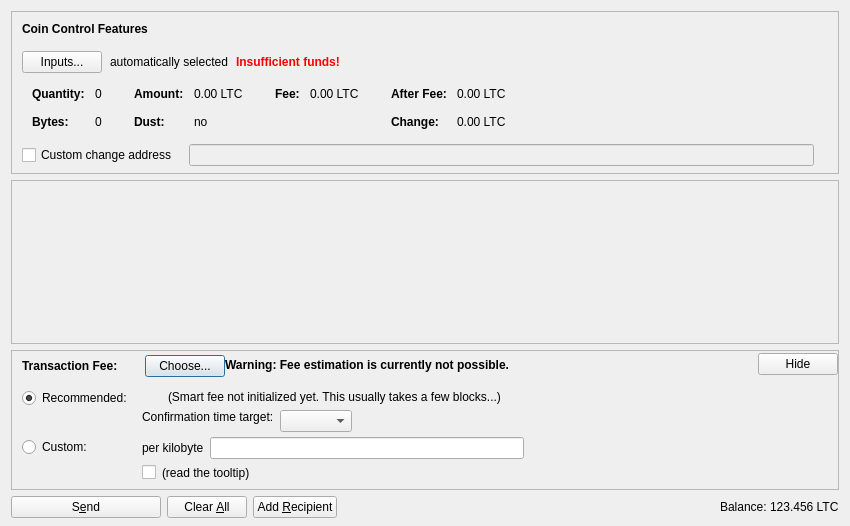
Old version of the form src/qt/forms/sendcoinsdialog.ui in the repository MrE-Fog/MGT0.15.
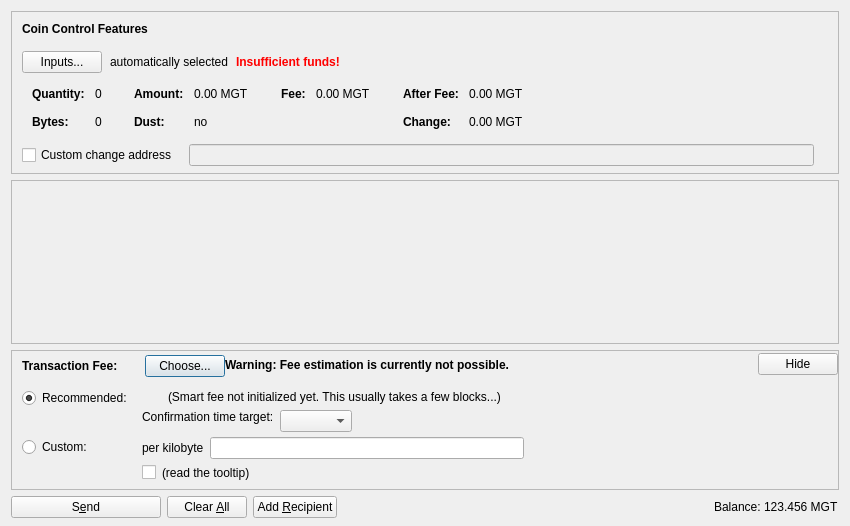
New version of the form. Icons and pictures are not drawn. Custom widgets are drawn as their Qt base class.

```diff
--- a/src/qt/forms/sendcoinsdialog.ui
+++ b/src/qt/forms/sendcoinsdialog.ui
@@ -324,7 +324,7 @@
                   <enum>Qt::ActionsContextMenu</enum>
                  </property>
                  <property name="text">
-                  <string notr="true">0.00 LTC</string>
+                  <string notr="true">0.00 MGT</string>
                  </property>
                  <property name="textInteractionFlags">
                   <set>Qt::LinksAccessibleByMouse|Qt::TextSelectableByKeyboard|Qt::TextSelectableByMouse</set>
@@ -404,7 +404,7 @@
                   <enum>Qt::ActionsContextMenu</enum>
                  </property>
                  <property name="text">
-                  <string notr="true">0.00 LTC</string>
+                  <string notr="true">0.00 MGT</string>
                  </property>
                  <property name="textInteractionFlags">
                   <set>Qt::LinksAccessibleByMouse|Qt::TextSelectableByKeyboard|Qt::TextSelectableByMouse</set>
@@ -455,7 +455,7 @@
                   <enum>Qt::ActionsContextMenu</enum>
                  </property>
                  <property name="text">
-                  <string notr="true">0.00 LTC</string>
+                  <string notr="true">0.00 MGT</string>
                  </property>
                  <property name="textInteractionFlags">
                   <set>Qt::LinksAccessibleByMouse|Qt::TextSelectableByKeyboard|Qt::TextSelectableByMouse</set>
@@ -484,7 +484,7 @@
                   <enum>Qt::ActionsContextMenu</enum>
                  </property>
                  <property name="text">
-                  <string notr="true">0.00 LTC</string>
+                  <string notr="true">0.00 MGT</string>
                  </property>
                  <property name="textInteractionFlags">
                   <set>Qt::LinksAccessibleByMouse|Qt::TextSelectableByKeyboard|Qt::TextSelectableByMouse</set>
@@ -1237,7 +1237,7 @@
           <cursorShape>IBeamCursor</cursorShape>
          </property>
          <property name="text">
-          <string notr="true">123.456 LTC</string>
+          <string notr="true">123.456 MGT</string>
          </property>
          <property name="textInteractionFlags">
           <set>Qt::LinksAccessibleByMouse|Qt::TextSelectableByKeyboard|Qt::TextSelectableByMouse</set>
```
Left out of the diff: 4 changed lines with no effect on the pictures.
